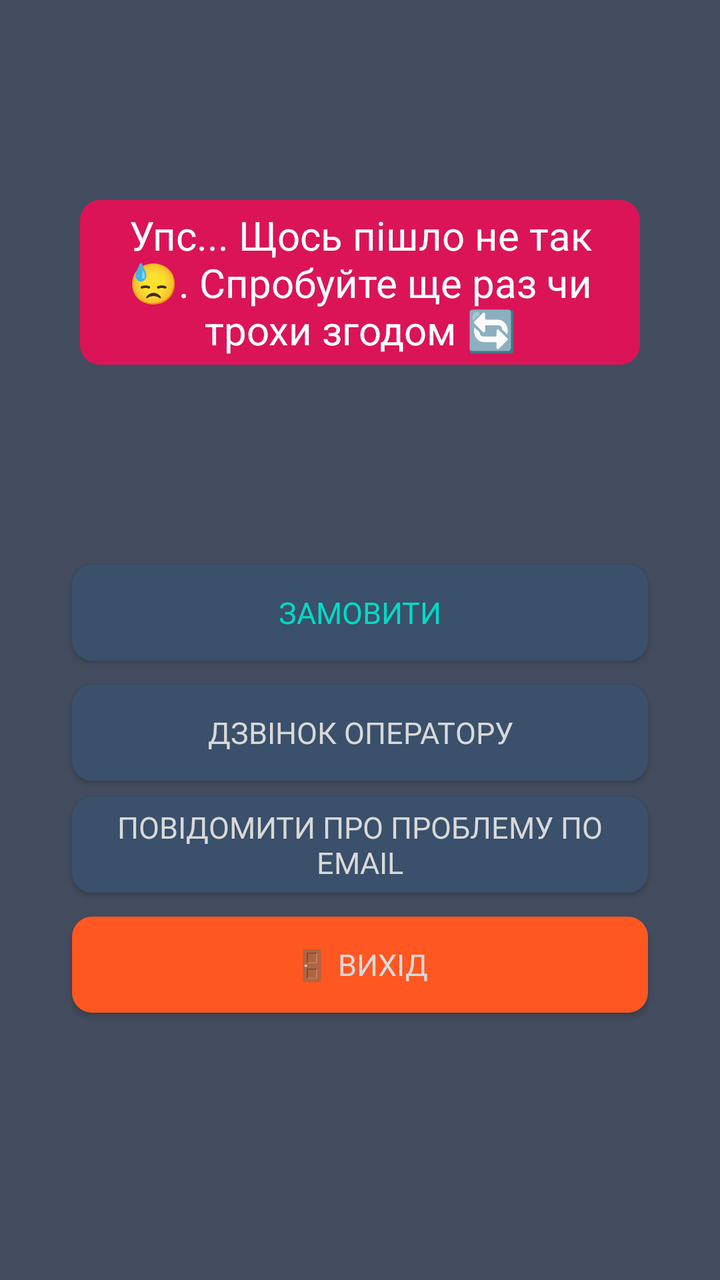
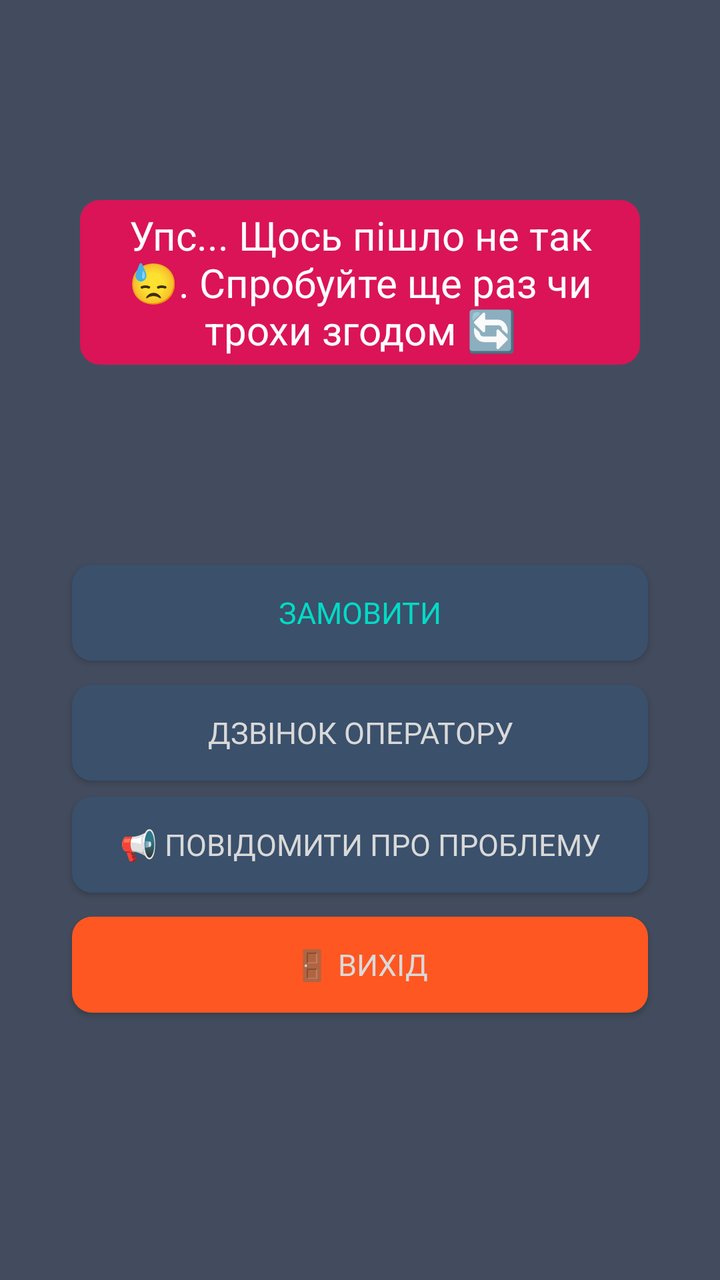

Two renders of the same Android screen: before a commit and after it. Below are the layout's source before the change and the commit's diff.
<!-- AndroidManifest.xml: activity theme Theme.AppCompat.NoActionBar -->
<!-- res/layout/fragment_anr.xml -->
<?xml version="1.0" encoding="utf-8"?>
<androidx.constraintlayout.widget.ConstraintLayout xmlns:android="http://schemas.android.com/apk/res/android"
    xmlns:app="http://schemas.android.com/apk/res-auto"
    xmlns:tools="http://schemas.android.com/tools"
    android:layout_width="match_parent"
    android:layout_height="match_parent"
    android:background="@color/new_background_color">


    <TextView
        android:id="@+id/textViewInfo"
        android:layout_width="280sp"
        android:layout_height="wrap_content"
        android:layout_marginTop="100dp"
        android:background="@drawable/error"
        android:gravity="center"
        android:text="@string/anr_mes"
        android:textColor="@color/white"
        android:textSize="20sp"
        app:layout_constraintEnd_toEndOf="parent"
        app:layout_constraintHorizontal_bias="0.5"
        app:layout_constraintStart_toStartOf="parent"
        app:layout_constraintTop_toTopOf="parent"
        tools:ignore="MissingConstraints" />

    <androidx.appcompat.widget.AppCompatButton
        android:id="@+id/btn_enter"
       android:layout_width="0dp"
            app:layout_constraintWidth_percent="@dimen/button_width"
        android:layout_height="wrap_content"

        android:layout_marginTop="100dp"
        android:background="@drawable/buttons"
        android:fontFamily="@font/regular"
        android:text="@string/order"
        android:textAlignment="center"
        android:textColor="@color/colorAccent"
        android:textSize="15sp"
        app:layout_constraintEnd_toEndOf="parent"
        app:layout_constraintHorizontal_bias="0.5"
        app:layout_constraintStart_toStartOf="parent"
        app:layout_constraintTop_toBottomOf="@+id/textViewInfo" />

    <androidx.appcompat.widget.AppCompatButton
        android:id="@+id/btnCallAdmin"
       android:layout_width="0dp"
            app:layout_constraintWidth_percent="@dimen/button_width"
        android:layout_height="wrap_content"

        android:layout_marginTop="12dp"
        android:background="@drawable/buttons"
        android:fontFamily="@font/regular"
        android:text="@string/call_admin"
        android:textAlignment="center"
        android:textColor="#D9D9D9"
        android:textSize="15sp"
        app:layout_constraintEnd_toEndOf="parent"
        app:layout_constraintStart_toStartOf="parent"
        app:layout_constraintTop_toBottomOf="@+id/btn_enter" />

    <androidx.appcompat.widget.AppCompatButton
        android:id="@+id/btnEmailAdmin"
        android:layout_width="0dp"
        android:layout_height="wrap_content"
        android:layout_marginTop="8dp"

        android:background="@drawable/buttons"
        android:fontFamily="@font/regular"
        android:text="@string/email_admin"
        android:textAlignment="center"
        android:textColor="#D9D9D9"
        android:textSize="15sp"
        app:layout_constraintEnd_toEndOf="parent"
        app:layout_constraintStart_toStartOf="parent"
        app:layout_constraintTop_toBottomOf="@+id/btnCallAdmin"
        app:layout_constraintWidth_percent="@dimen/button_width" />

    <androidx.appcompat.widget.AppCompatButton
        android:id="@+id/btn_exit"
        android:layout_width="0dp"
        android:layout_height="wrap_content"
        android:layout_marginTop="12dp"

        android:background="@drawable/buttons_red"
        android:fontFamily="@font/regular"
        android:text="@string/action_exit"
        android:textAlignment="center"
        android:textColor="#D9D9D9"
        android:textSize="15sp"
        app:layout_constraintEnd_toEndOf="parent"
        app:layout_constraintStart_toStartOf="parent"
        app:layout_constraintTop_toBottomOf="@+id/btnEmailAdmin"
        app:layout_constraintWidth_percent="@dimen/button_width" />

</androidx.constraintlayout.widget.ConstraintLayout>
<!-- resources referenced by this layout -->
<resources>
  <color name="colorAccent">#FF03DAC5</color>
  <color name="new_background_color">#434C5E</color>
  <color name="white">#FFFFFFFF</color>
  <item name="button_width" type="dimen" format="float">0.8</item>
  <!-- drawable buttons (drawable) -->
  <?xml version="1.0" encoding="utf-8"?>
  <shape xmlns:android="http://schemas.android.com/apk/res/android" >
      <solid android:color="#3A506B" />
  
      <padding
          android:left="10sp"
          android:right="10sp"
          android:bottom="4sp"
          android:top="4sp" />
  
      <corners android:radius="10sp" />
  </shape>
  <!-- drawable buttons_red (drawable) -->
  <?xml version="1.0" encoding="utf-8"?>
  <shape xmlns:android="http://schemas.android.com/apk/res/android" >
      <solid android:color="@color/selected_text_color_2" />
  
      <padding
          android:left="10sp"
          android:right="10sp"
          android:bottom="4sp"
          android:top="4sp" />
  
      <corners android:radius="10sp" />
  </shape>
  <!-- drawable error (drawable) -->
  <?xml version="1.0" encoding="utf-8"?>
  <shape xmlns:android="http://schemas.android.com/apk/res/android" >
      <solid android:color="#DA1457" />
  
      <padding
          android:left="10sp"
          android:right="10sp"
          android:bottom="4sp"
          android:top="4sp" />
  
      <corners android:radius="10sp" />
  </shape>
  <string name="action_exit">🚪 Вихід</string>
  <string name="anr_mes">Упс... Щось пішло не так 😓. Спробуйте ще раз чи трохи згодом 🔄</string>
  <string name="call_admin">Дзвінок оператору</string>
  <string name="email_admin">Повідомити про проблему по email</string>
  <string name="order">Замовити</string>
  <color name="selected_text_color_2">#FF5722</color>
</resources>

<!-- the commit's change to res/layout/fragment_anr.xml (unified diff, before → after) -->
@@ -66,7 +66,7 @@
 
         android:background="@drawable/buttons"
         android:fontFamily="@font/regular"
-        android:text="@string/email_admin"
+        android:text="@string/send_email_admin"
         android:textAlignment="center"
         android:textColor="#D9D9D9"
         android:textSize="15sp"
<!-- resource entries referenced after the edit -->
@@ -46,8 +46,8 @@
   <string name="action_exit">🚪 Вихід</string>
   <string name="anr_mes">Упс... Щось пішло не так 😓. Спробуйте ще раз чи трохи згодом 🔄</string>
   <string name="call_admin">Дзвінок оператору</string>
-  <string name="email_admin">Повідомити про проблему по email</string>
   <string name="order">Замовити</string>
+  <string name="send_email_admin">📢 Повідомити про проблему</string>
   <color name="selected_text_color_2">#FF5722</color>
 </resources>
 
